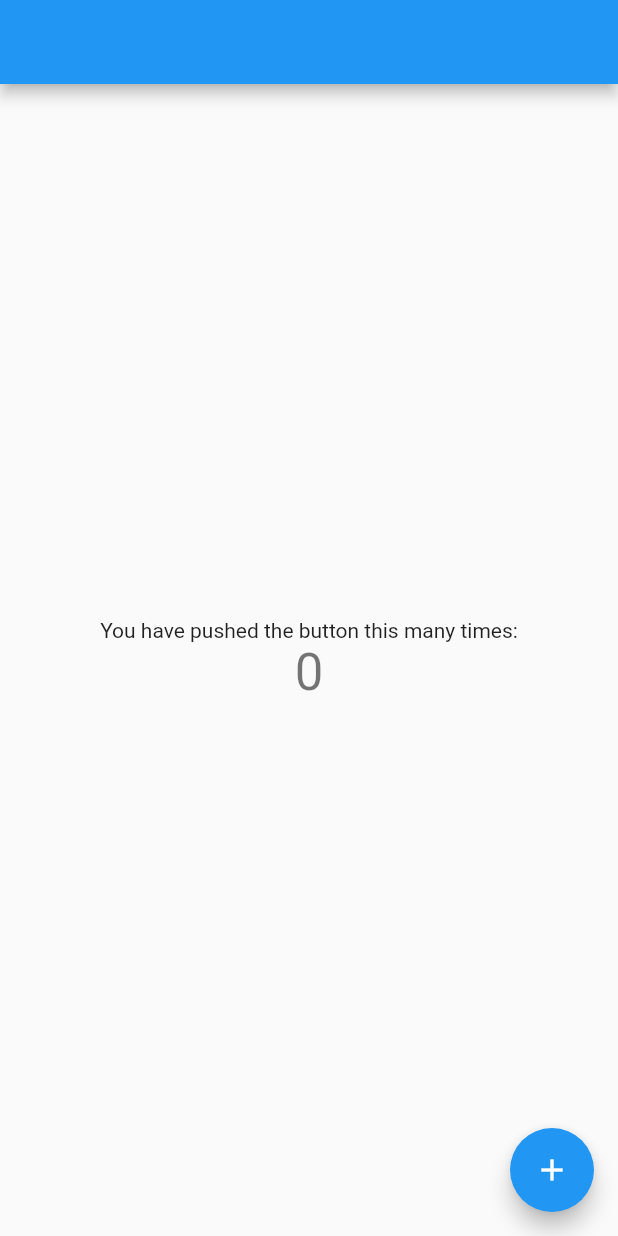
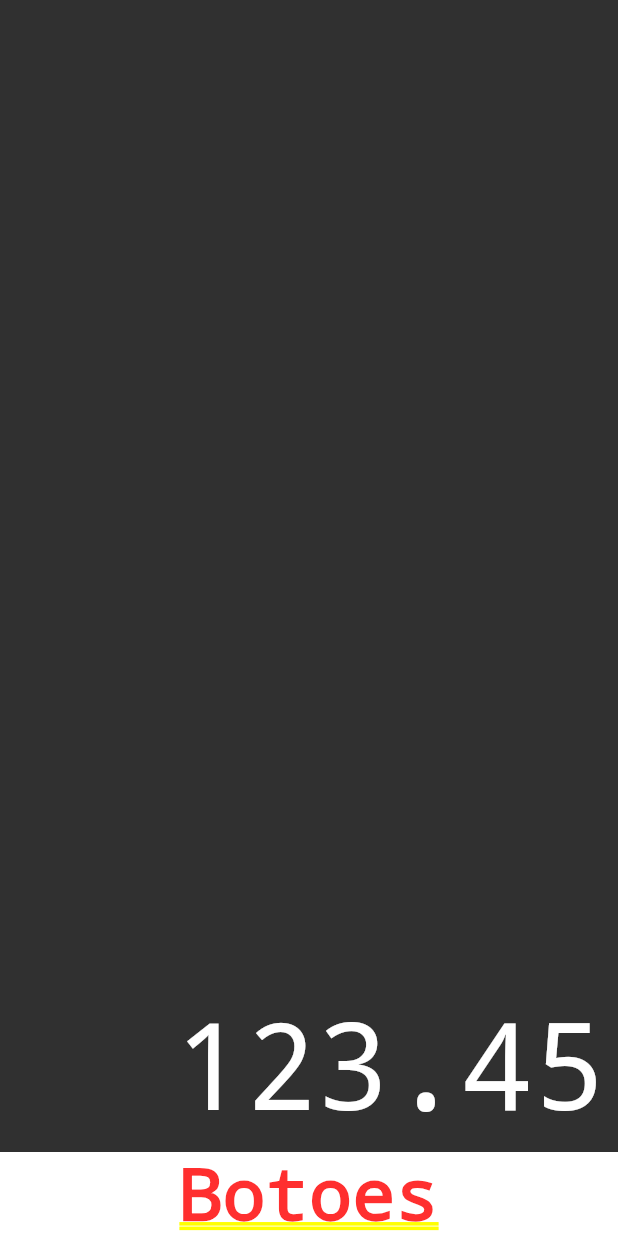
Before and after one commit to Tiagoow03/calculator-system, a Flutter app: the screen it shows after launch, on a phone screen of 412 x 824 dp. Run offline on Flutter 3.47's test engine with Material 2 defaults, Android fonts, the phone set to English and light mode, and no system bars; drawn by our look-alikes of auto_size_text.

Commit message:
Criação inicial dos objetos da tela

```diff
--- /dev/null
+++ b/lib/application/domain/memoria.dart
@@ -0,0 +1,3 @@
+class Memoria {
+  String _valor = '0';
+}
--- a/lib/interfaces/pages/home.page.dart
+++ b/lib/interfaces/pages/home.page.dart
@@ -1,3 +1,4 @@
+import 'package:calculator/interfaces/widgets/visor.dart';
 import 'package:flutter/material.dart';
 
 class HomePage extends StatefulWidget {
@@ -8,39 +9,13 @@ class HomePage extends StatefulWidget {
 }
 
 class _HomePageState extends State<HomePage> {
-  int _counter = 0;
-
-  void _incrementCounter() {
-    setState(() {
-      _counter++;
-    });
-  }
-
   @override
   Widget build(BuildContext context) {
-    return Scaffold(
-      appBar: AppBar(
-        title: const Text(''),
-      ),
-      body: Center(
-        child: Column(
-          mainAxisAlignment: MainAxisAlignment.center,
-          children: <Widget>[
-            const Text(
-              'You have pushed the button this many times:',
-            ),
-            Text(
-              '$_counter',
-              style: Theme.of(context).textTheme.headlineMedium,
-            ),
-          ],
-        ),
-      ),
-      floatingActionButton: FloatingActionButton(
-        onPressed: _incrementCounter,
-        tooltip: 'Increment',
-        child: const Icon(Icons.add),
-      ),
+    return Column(
+      children: const [
+        Visor(texto: '123.45'),
+        Text('Botoes'),
+      ],
     );
   }
 }
--- /dev/null
+++ b/lib/interfaces/widgets/visor.dart
@@ -0,0 +1,40 @@
+import 'package:auto_size_text/auto_size_text.dart';
+import 'package:flutter/material.dart';
+
+class Visor extends StatelessWidget {
+  const Visor({super.key, required this.texto});
+
+  final String texto;
+
+  @override
+  Widget build(BuildContext context) {
+    return Expanded(
+      flex: 1,
+      child: Container(
+        decoration: const BoxDecoration(color: Color.fromRGBO(48, 48, 48, 1)),
+        child: Column(
+          crossAxisAlignment: CrossAxisAlignment.stretch,
+          mainAxisAlignment: MainAxisAlignment.end,
+          children: [
+            Padding(
+              padding: const EdgeInsets.all(8.0),
+              child: AutoSizeText(
+                texto,
+                minFontSize: 20,
+                maxFontSize: 80,
+                maxLines: 1,
+                textAlign: TextAlign.end,
+                style: const TextStyle(
+                  decoration: TextDecoration.none,
+                  fontWeight: FontWeight.w100,
+                  fontSize: 80,
+                  color: Colors.white,
+                ),
+              ),
+            ),
+          ],
+        ),
+      ),
+    );
+  }
+}
--- a/lib/main.dart
+++ b/lib/main.dart
@@ -2,20 +2,16 @@ import 'package:calculator/interfaces/pages/home.page.dart';
 import 'package:flutter/material.dart';
 
 void main() {
-  runApp(const MyApp());
+  runApp(const Calculadora());
 }
 
-class MyApp extends StatelessWidget {
-  const MyApp({super.key});
+class Calculadora extends StatelessWidget {
+  const Calculadora({super.key});
 
   @override
   Widget build(BuildContext context) {
-    return MaterialApp(
-      title: '',
-      theme: ThemeData(
-        primarySwatch: Colors.blue,
-      ),
-      home: const HomePage(),
+    return const MaterialApp(
+      home: HomePage(),
       debugShowCheckedModeBanner: false,
     );
   }
--- a/pubspec.yaml
+++ b/pubspec.yaml
@@ -30,6 +30,7 @@ environment:
 dependencies:
   flutter:
     sdk: flutter
+  auto_size_text: ^2.1.0
 
 
   # The following adds the Cupertino Icons font to your application.
```
Also changed, not shown: lib/interfaces/widgets/botao.dart (added, +52 -0 lines), pubspec.lock, 1 other file.
